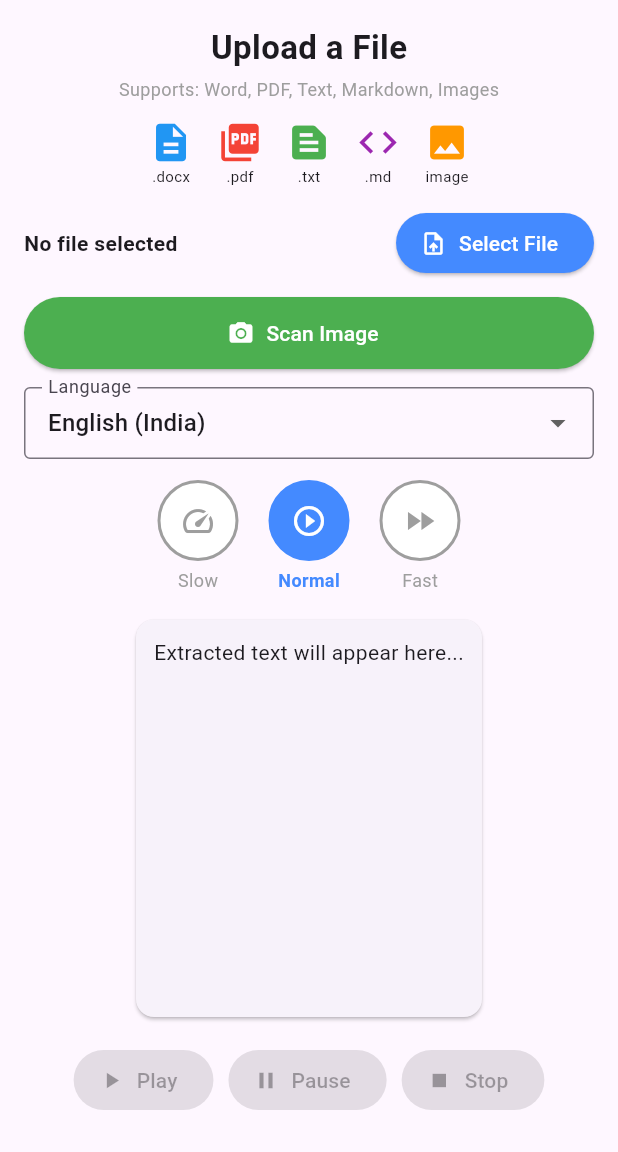
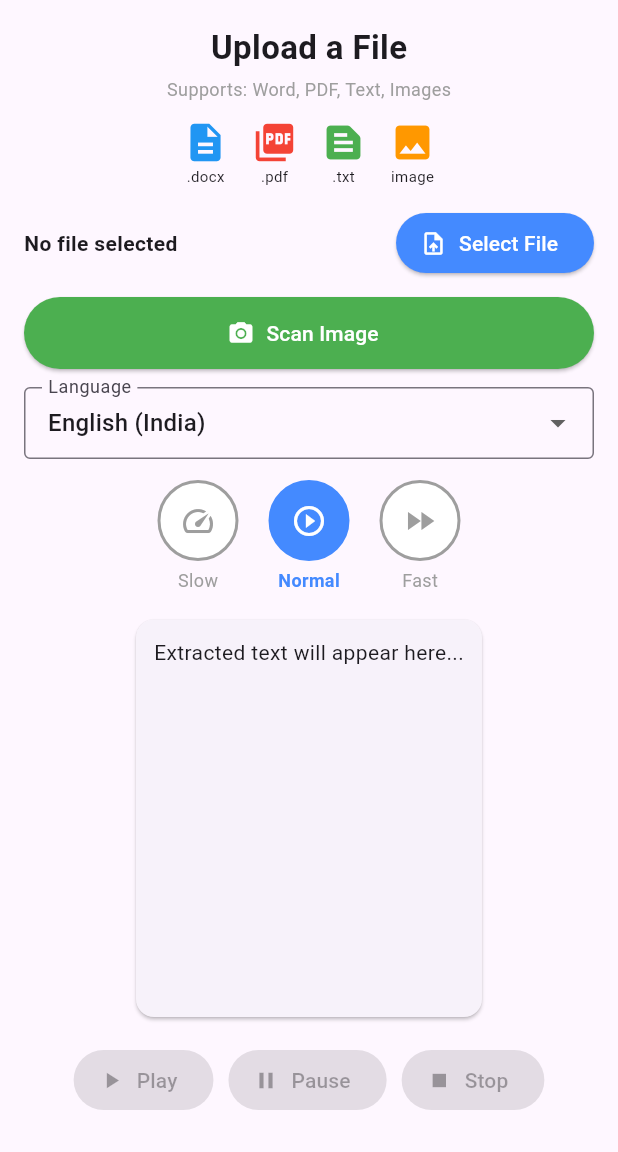
Before and after one commit to solankarrushi16/audio-reader-app, a Flutter app: the screen it shows after launch, on a phone screen of 412 x 824 dp, the part 84-1236 px from its top. Run offline on Flutter 3.47's test engine with Material 3 defaults, Android fonts, the phone set to English and light mode, and no system bars; our stand-ins replace file_picker, flutter_tts, image_picker, shared_preferences; missing offline and left inert: docx_to_text, google_mlkit_text_recognition, syncfusion_flutter_pdf.

Commit message:
fix: remove .md support, clean lint warnings, remove redundant voice announcements

```diff
--- a/lib/main.dart
+++ b/lib/main.dart
@@ -69,20 +69,22 @@ class _HomePageState extends State<HomePage> {
         currentChunk++;
         await speakChunk(currentChunk);
       } else {
-        if (mounted)
+        if (mounted) {
           setState(() {
             isPlaying = false;
             isPaused = false;
           });
+        }
       }
     });
 
     tts.setErrorHandler((msg) {
-      if (mounted)
+      if (mounted) {
         setState(() {
           isPlaying = false;
           isPaused = false;
         });
+      }
     });
 
     // Check for a saved bookmark to resume
@@ -223,7 +225,7 @@ class _HomePageState extends State<HomePage> {
   Future<String> extractDocx(String path) async {
     try {
       final bytes = await File(path).readAsBytes();
-      final text = await docxToText(bytes);
+      final text = docxToText(bytes);
       return text;
     } catch (e) {
       return 'Error reading Word file: $e';
@@ -330,14 +332,12 @@ class _HomePageState extends State<HomePage> {
     if (chunks.isEmpty) return;
     await tts.stop();
     currentChunk = 0;
-    await speakText('Starting reading.');
     await speakChunk(currentChunk);
     await saveBookmark();
   }
 
   Future<void> pauseResume() async {
     if (isPaused) {
-      await speakText('Resuming.');
       await speakChunk(currentChunk);
       await saveBookmark();
     } else {
@@ -347,7 +347,6 @@ class _HomePageState extends State<HomePage> {
         isPaused = true;
       });
       await saveBookmark();
-      await speakText('Paused. You can resume.');
     }
   }
 
@@ -567,7 +566,7 @@ class _HomePageState extends State<HomePage> {
             ),
             const SizedBox(height: 4),
             const Text(
-              'Supports: Word, PDF, Text, Markdown, Images',
+              'Supports: Word, PDF, Text, Images',
               style: TextStyle(fontSize: 12, color: Colors.grey),
             ),
             const SizedBox(height: 12),
@@ -601,13 +600,6 @@ class _HomePageState extends State<HomePage> {
                       color: Colors.green,
                     ),
                     const Text('.txt', style: TextStyle(fontSize: 10)),
-                  ],
-                ),
-                const SizedBox(width: 16),
-                Column(
-                  children: [
-                    const Icon(Icons.code, size: 30, color: Colors.purple),
-                    const Text('.md', style: TextStyle(fontSize: 10)),
                   ],
                 ),
                 const SizedBox(width: 16),
```
